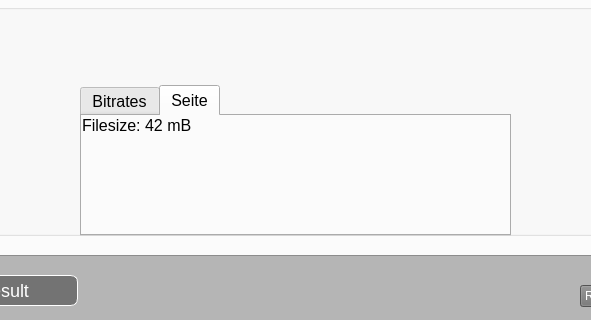
SuppenGeist/pse-ws1516-videoencoder-ta, file Pflichtenheft/ToViET/GUI.ui: the form before one commit; both pictures show x 172 to 763 and y 100 to 420 of the 954 by 953 pixel window.
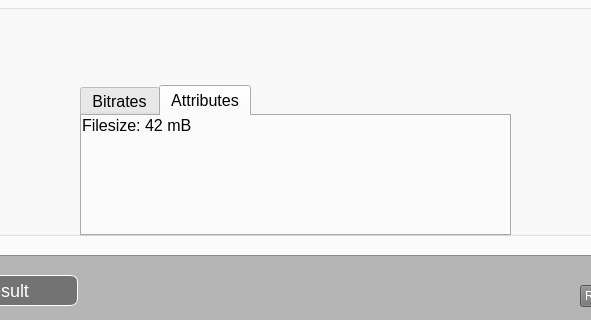
The form after the commit. Icons and pictures are not drawn.

```diff
--- a/Pflichtenheft/ToViET/GUI.ui
+++ b/Pflichtenheft/ToViET/GUI.ui
@@ -1863,7 +1863,7 @@
        </widget>
        <widget class="QWidget" name="tab_14">
         <attribute name="title">
-         <string>Seite</string>
+         <string>Attributes</string>
         </attribute>
         <widget class="QLabel" name="label_16">
          <property name="geometry">
```
Left out of the diff: 2 changed lines with no effect on the pictures.
